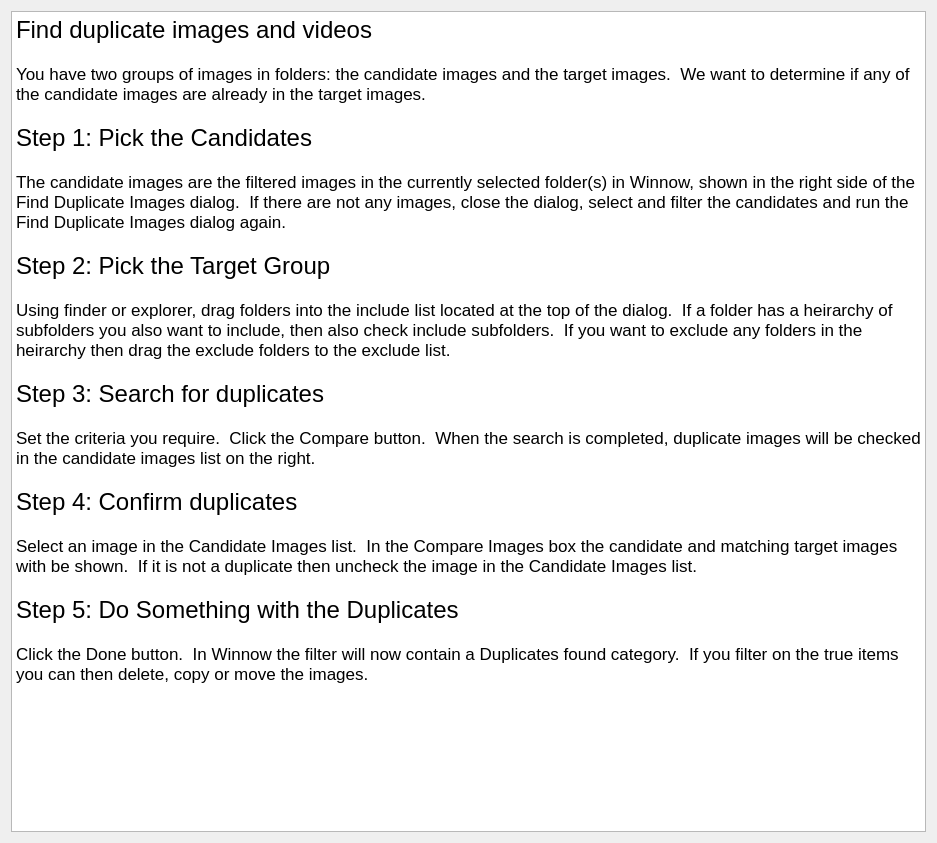
Above: Help/helpfindduplicates.ui from towhee/Winnow64 before the change. Below: the same form after it.
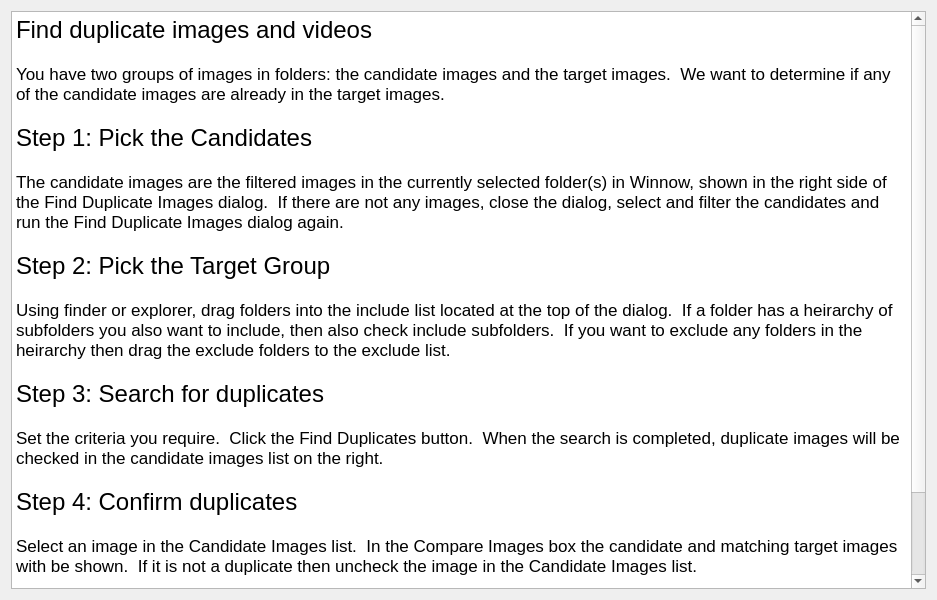
That is the form after the change.

Commit message: Find duplicates 4

```diff
--- a/Help/helpfindduplicates.ui
+++ b/Help/helpfindduplicates.ui
@@ -7,7 +7,7 @@
     <x>0</x>
     <y>0</y>
     <width>937</width>
-    <height>843</height>
+    <height>600</height>
    </rect>
   </property>
   <property name="windowTitle">
@@ -36,7 +36,7 @@
 &lt;p style=&quot;-qt-paragraph-type:empty; margin-top:0px; margin-bottom:0px; margin-left:0px; margin-right:0px; -qt-block-indent:0; text-indent:0px;&quot;&gt;&lt;br /&gt;&lt;/p&gt;
 &lt;p style=&quot; margin-top:0px; margin-bottom:0px; margin-left:0px; margin-right:0px; -qt-block-indent:0; text-indent:0px;&quot;&gt;Using finder or explorer, drag folders into the include list located at the top of the dialog.  If a folder has a heirarchy of subfolders you also want to include, then also check include subfolders.  If you want to exclude any folders in the heirarchy then drag the exclude folders to the exclude list.&lt;/p&gt;
 &lt;p style=&quot;-qt-paragraph-type:empty; margin-top:0px; margin-bottom:0px; margin-left:0px; margin-right:0px; -qt-block-indent:0; text-indent:0px;&quot;&gt;&lt;br /&gt;&lt;/p&gt;
-&lt;p style=&quot; margin-top:0px; margin-bottom:0px; margin-left:0px; margin-right:0px; -qt-block-indent:0; text-indent:0px;&quot;&gt;&lt;span style=&quot; font-size:18pt;&quot;&gt;Step 3: Search for duplicates&lt;/span&gt;&lt;br /&gt;&lt;br /&gt;Set the criteria you require.  Click the Compare button.  When the search is completed, duplicate images will be checked in the candidate images list on the right.&lt;/p&gt;
+&lt;p style=&quot; margin-top:0px; margin-bottom:0px; margin-left:0px; margin-right:0px; -qt-block-indent:0; text-indent:0px;&quot;&gt;&lt;span style=&quot; font-size:18pt;&quot;&gt;Step 3: Search for duplicates&lt;/span&gt;&lt;br /&gt;&lt;br /&gt;Set the criteria you require.  Click the Find Duplicates button.  When the search is completed, duplicate images will be checked in the candidate images list on the right.&lt;/p&gt;
 &lt;p style=&quot;-qt-paragraph-type:empty; margin-top:0px; margin-bottom:0px; margin-left:0px; margin-right:0px; -qt-block-indent:0; text-indent:0px;&quot;&gt;&lt;br /&gt;&lt;/p&gt;
 &lt;p style=&quot; margin-top:0px; margin-bottom:0px; margin-left:0px; margin-right:0px; -qt-block-indent:0; text-indent:0px;&quot;&gt;&lt;span style=&quot; font-size:18pt;&quot;&gt;Step 4: Confirm duplicates&lt;/span&gt;&lt;/p&gt;
 &lt;p style=&quot;-qt-paragraph-type:empty; margin-top:0px; margin-bottom:0px; margin-left:0px; margin-right:0px; -qt-block-indent:0; text-indent:0px;&quot;&gt;&lt;br /&gt;&lt;/p&gt;
```
The commit also changes 7 other files.
